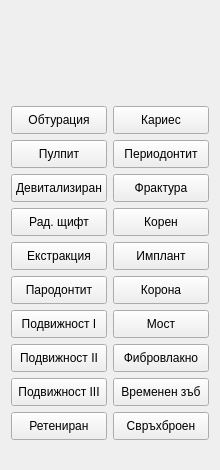
Before: the Qt Designer form src/View/ListView/ControlPanel/ControlPanel.ui in thefinalcutbg/DinoDent, drawn with Qt 5.
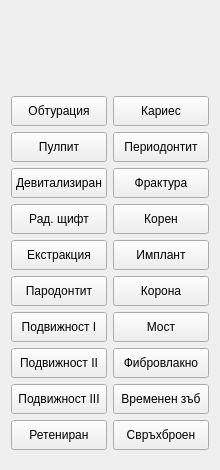
After: the same form once the commit is applied. Custom widgets are drawn as their Qt base class.

Diff of the .ui file:
```diff
--- a/src/View/ListView/ControlPanel/ControlPanel.ui
+++ b/src/View/ListView/ControlPanel/ControlPanel.ui
@@ -45,7 +45,7 @@
          <property name="minimumSize">
           <size>
            <width>0</width>
-           <height>28</height>
+           <height>30</height>
           </size>
          </property>
          <property name="toolTip">
@@ -70,7 +70,7 @@
          <property name="minimumSize">
           <size>
            <width>0</width>
-           <height>28</height>
+           <height>30</height>
           </size>
          </property>
          <property name="toolTip">
@@ -95,7 +95,7 @@
          <property name="minimumSize">
           <size>
            <width>0</width>
-           <height>28</height>
+           <height>30</height>
           </size>
          </property>
          <property name="toolTip">
@@ -120,7 +120,7 @@
          <property name="minimumSize">
           <size>
            <width>0</width>
-           <height>28</height>
+           <height>30</height>
           </size>
          </property>
          <property name="toolTip">
@@ -145,7 +145,7 @@
          <property name="minimumSize">
           <size>
            <width>0</width>
-           <height>28</height>
+           <height>30</height>
           </size>
          </property>
          <property name="toolTip">
@@ -170,7 +170,7 @@
          <property name="minimumSize">
           <size>
            <width>0</width>
-           <height>28</height>
+           <height>30</height>
           </size>
          </property>
          <property name="toolTip">
@@ -195,7 +195,7 @@
          <property name="minimumSize">
           <size>
            <width>0</width>
-           <height>28</height>
+           <height>30</height>
           </size>
          </property>
          <property name="toolTip">
@@ -220,7 +220,7 @@
          <property name="minimumSize">
           <size>
            <width>0</width>
-           <height>28</height>
+           <height>30</height>
           </size>
          </property>
          <property name="toolTip">
@@ -245,7 +245,7 @@
          <property name="minimumSize">
           <size>
            <width>0</width>
-           <height>28</height>
+           <height>30</height>
           </size>
          </property>
          <property name="toolTip">
@@ -270,7 +270,7 @@
          <property name="minimumSize">
           <size>
            <width>0</width>
-           <height>28</height>
+           <height>30</height>
           </size>
          </property>
          <property name="toolTip">
@@ -299,7 +299,7 @@
          <property name="minimumSize">
           <size>
            <width>0</width>
-           <height>28</height>
+           <height>30</height>
           </size>
          </property>
          <property name="toolTip">
@@ -324,7 +324,7 @@
          <property name="minimumSize">
           <size>
            <width>0</width>
-           <height>28</height>
+           <height>30</height>
           </size>
          </property>
          <property name="toolTip">
@@ -349,7 +349,7 @@
          <property name="minimumSize">
           <size>
            <width>0</width>
-           <height>28</height>
+           <height>30</height>
           </size>
          </property>
          <property name="toolTip">
@@ -374,7 +374,7 @@
          <property name="minimumSize">
           <size>
            <width>0</width>
-           <height>28</height>
+           <height>30</height>
           </size>
          </property>
          <property name="toolTip">
@@ -399,7 +399,7 @@
          <property name="minimumSize">
           <size>
            <width>0</width>
-           <height>28</height>
+           <height>30</height>
           </size>
          </property>
          <property name="toolTip">
@@ -424,7 +424,7 @@
          <property name="minimumSize">
           <size>
            <width>0</width>
-           <height>28</height>
+           <height>30</height>
           </size>
          </property>
          <property name="toolTip">
@@ -452,7 +452,7 @@
          <property name="minimumSize">
           <size>
            <width>0</width>
-           <height>28</height>
+           <height>30</height>
           </size>
          </property>
          <property name="toolTip">
@@ -480,7 +480,7 @@
          <property name="minimumSize">
           <size>
            <width>0</width>
-           <height>28</height>
+           <height>30</height>
           </size>
          </property>
          <property name="toolTip">
@@ -505,7 +505,7 @@
          <property name="minimumSize">
           <size>
            <width>0</width>
-           <height>28</height>
+           <height>30</height>
           </size>
          </property>
          <property name="toolTip">
@@ -530,7 +530,7 @@
          <property name="minimumSize">
           <size>
            <width>0</width>
-           <height>28</height>
+           <height>30</height>
           </size>
          </property>
          <property name="toolTip">
```
